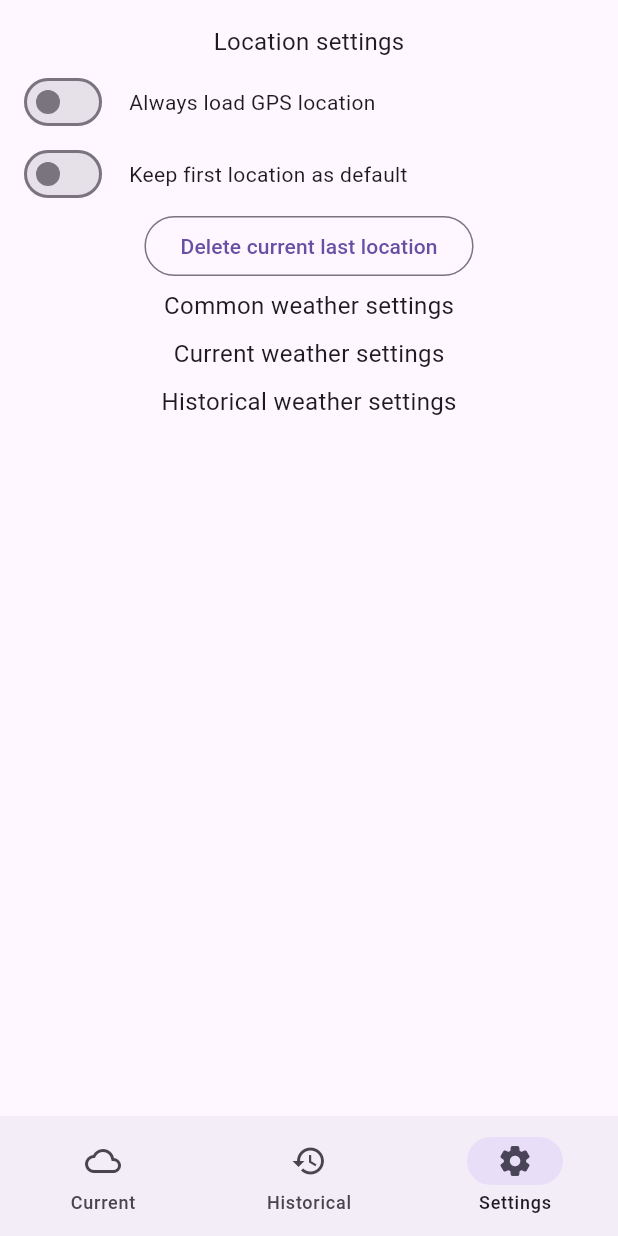
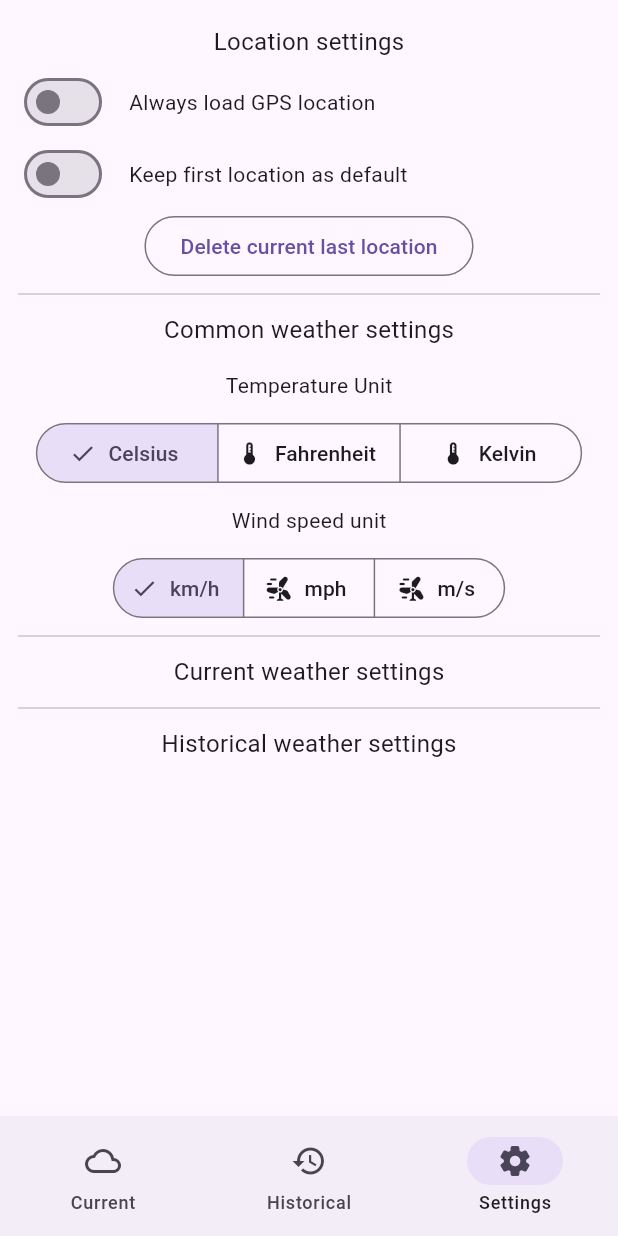
Before and after one commit to C4lopsitta/weather_app, a Flutter app: the screen it shows after launch, item 3 of the bottom bar chosen, on a phone screen of 412 x 824 dp. Run offline on Flutter 3.47's test engine with Material 3 defaults, Android fonts, the phone set to English and light mode, and no system bars; our stand-ins replace fl_chart, location, shared_preferences.

Commit message:
Added common setting dummies

```diff
--- /dev/null
+++ b/lib/enum/speed_unit.dart
@@ -0,0 +1,10 @@
+enum SpeedUnit {
+  KMH,
+  MPH,
+  MS;
+
+  String unitToLabel() {
+    List<String> labels = ["km/h", "mph", "m/s"];
+    return labels[index];
+  }
+}
--- /dev/null
+++ b/lib/enum/temperature_unit.dart
@@ -0,0 +1,10 @@
+enum TemperatureUnit {
+  CELSIUS,
+  KELVIN,
+  FARENHEIT;
+
+  String unitToLabel() {
+    List<String> labels = ["°C", " K", "°F"];
+    return labels[index];
+  }
+}
--- a/lib/pages/settings.dart
+++ b/lib/pages/settings.dart
@@ -2,6 +2,8 @@ import 'package:flutter/material.dart';
 import 'package:shared_preferences/shared_preferences.dart';
 import 'package:weather_app/apis/geo.dart';
 import 'package:weather_app/components/switch_row_preference.dart';
+import 'package:weather_app/enum/speed_unit.dart';
+import 'package:weather_app/enum/temperature_unit.dart';
 import 'package:weather_app/preferences_storage.dart';
 
 class Settings extends StatefulWidget {
@@ -13,6 +15,10 @@ class Settings extends StatefulWidget {
 
 class _Settings extends State<Settings> {
   TextStyle titleStyle = const TextStyle(fontSize: 16, height: 2);
+  TextStyle subTitleStyle = const TextStyle(fontSize: 14, height: 3);
+
+  TemperatureUnit selectedTemperatureUnit = TemperatureUnit.CELSIUS;
+  SpeedUnit selectedWindSpeedUnit = SpeedUnit.KMH;
 
   @override
   Widget build(BuildContext context) {
@@ -34,11 +40,65 @@ class _Settings extends State<Settings> {
                   },
                   child: const Text("Delete current last location")
               ),
+              const Divider(),
               Text("Common weather settings", style: titleStyle),
 
 
+              Text("Temperature Unit", style: subTitleStyle),
+              SegmentedButton(
+                segments: const <ButtonSegment<TemperatureUnit>>[
+                  ButtonSegment<TemperatureUnit>(
+                    value: TemperatureUnit.CELSIUS,
+                    label: Text("Celsius"),
+                    icon: Icon(Icons.device_thermostat_rounded)
+                  ),
+                  ButtonSegment<TemperatureUnit>(
+                    value: TemperatureUnit.FARENHEIT,
+                    label: Text("Fahrenheit"),
+                    icon: Icon(Icons.device_thermostat_rounded)
+                  ),
+                  ButtonSegment<TemperatureUnit>(
+                    value: TemperatureUnit.KELVIN,
+                    label: Text("Kelvin"),
+                    icon: Icon(Icons.device_thermostat_rounded)
+                  )
+                ],
+                selected: {selectedTemperatureUnit},
+                onSelectionChanged: (selections) {
+                  setState(() { selectedTemperatureUnit = selections.first; });
+                },
+                multiSelectionEnabled: false,
+              ),
+
+              Text("Wind speed unit", style: subTitleStyle),
+              SegmentedButton(
+                segments: <ButtonSegment<SpeedUnit>>[
+                  ButtonSegment(
+                    value: SpeedUnit.KMH,
+                    label: Text(SpeedUnit.KMH.unitToLabel()),
+                    icon: const Icon(Icons.wind_power_rounded)
+                  ),
+                  ButtonSegment(
+                      value: SpeedUnit.MPH,
+                      label: Text(SpeedUnit.MPH.unitToLabel()),
+                      icon: const Icon(Icons.wind_power_rounded)
+                  ),
+                  ButtonSegment(
+                      value: SpeedUnit.MS,
+                      label: Text(SpeedUnit.MS.unitToLabel()),
+                      icon: const Icon(Icons.wind_power_rounded)
+                  )
+                ],
+                selected: {selectedWindSpeedUnit},
+                onSelectionChanged: (selections) {
+                  setState(() { selectedWindSpeedUnit = selections.first; });
+                },
+              ),
+
+              const Divider(),
               Text("Current weather settings", style: titleStyle),
 
+              const Divider(),
               Text("Historical weather settings", style: titleStyle),
 
             ]
```
